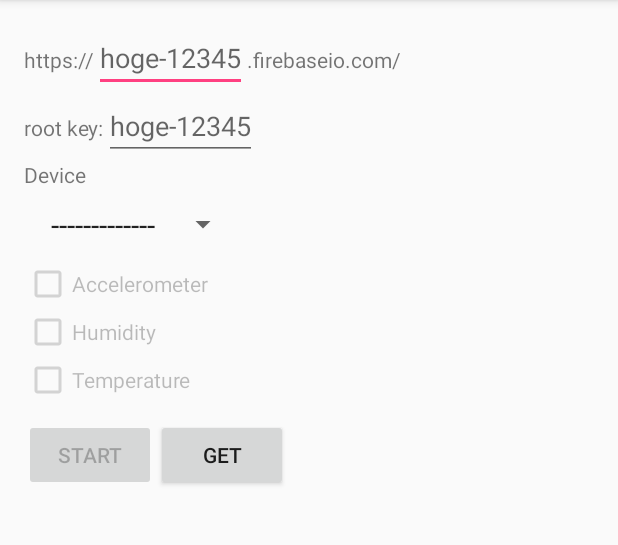
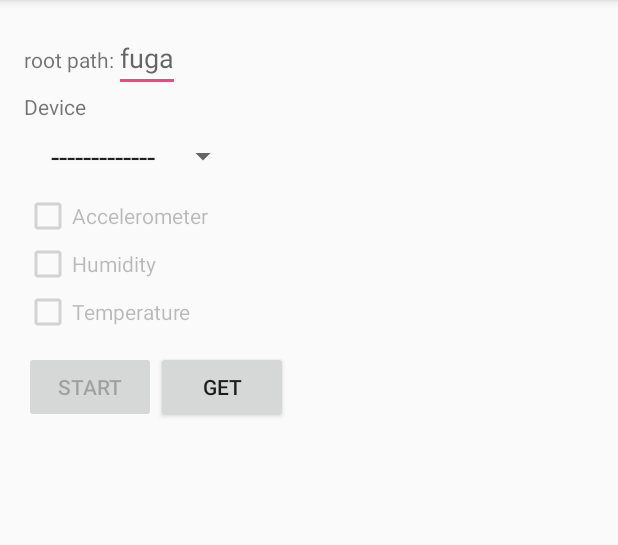
Before and after one commit to kojira/firebaseposter, an Android app: the screen it shows after launch (MainActivity), on a phone screen of 412 x 824 dp, the part 84-629 px from its top. Run offline under Robolectric (Android 15) with nearby library versions, the phone set to English and light mode, and no system bars; 2 statements that could not run were skipped.

```diff
--- a/FirebasePoster/app/src/main/java/net/kojira/firebaseposter/activity/MainActivity.java
+++ b/FirebasePoster/app/src/main/java/net/kojira/firebaseposter/activity/MainActivity.java
@@ -46,8 +46,7 @@ public class MainActivity extends AppCompatActivity {
             DeviceFeature.TEMPERATURE,
     };
     Button mButtonStart;
-    EditText mFirebaseUrl;
-    EditText mRootKey;
+    EditText mRootPath;
     List<LinkingDevice> mDeviceList;
     ArrayAdapter<String> mDeviceListAdapter;
     Spinner mDeviceListSpinner;
@@ -67,8 +66,8 @@ public class MainActivity extends AppCompatActivity {
         mButtonStart.setOnClickListener(new View.OnClickListener() {
             @Override
             public void onClick(View v) {
-                if ((mFirebaseUrl.getText().length() <= 0) || (mRootKey.getText().length() <= 0)) {
-                    Toast.makeText(MainActivity.this, R.string.alert_not_input_url, Toast.LENGTH_SHORT).show();
+                if (mRootPath.getText().length() <= 0) {
+                    Toast.makeText(MainActivity.this, R.string.alert_not_input_path, Toast.LENGTH_SHORT).show();
                     return;
                 }
                 if (!mService.getScanning()) {
@@ -191,17 +190,11 @@ public class MainActivity extends AppCompatActivity {
                 mButtonStart.setText(getString(R.string.start));
             }
         }
-        mFirebaseUrl = (EditText) findViewById(R.id.editUrl);
-        mRootKey = (EditText) findViewById(R.id.editRootKey);
-        String url = Prefs.getString(this, PreferenceKeys.PREF_KEY_FIREBASE_URL);
-        String key = Prefs.getString(this, PreferenceKeys.PREF_KEY_FIREBASE_ROOT_KEY);
-        L.i("url:" + url);
-        L.i("key:" + key);
-        if (url != null) {
-            mFirebaseUrl.setText(url);
-        }
-        if (key != null) {
-            mRootKey.setText(key);
+        mRootPath = (EditText) findViewById(R.id.editRootPath);
+        String path = Prefs.getString(this, PreferenceKeys.PREF_KEY_FIREBASE_ROOT_PATH);
+        L.i("path:" + path);
+        if (path != null) {
+            mRootPath.setText(path);
         }
 
 
@@ -209,8 +202,8 @@ public class MainActivity extends AppCompatActivity {
         button.setOnClickListener(new View.OnClickListener() {
             @Override
             public void onClick(View v) {
-                if ((mFirebaseUrl.getText().length() <= 0) || (mRootKey.getText().length() <= 0)) {
-                    Toast.makeText(MainActivity.this, R.string.alert_not_input_url, Toast.LENGTH_SHORT).show();
+                if (mRootPath.getText().length() <= 0) {
+                    Toast.makeText(MainActivity.this, R.string.alert_not_input_path, Toast.LENGTH_SHORT).show();
                     return;
                 }
                 mSensorDataList.clear();
@@ -227,10 +220,8 @@ public class MainActivity extends AppCompatActivity {
                             }
                         });
                     }
-                        }, buildFirebaseUrl(mFirebaseUrl.getText().toString())
-                        , mRootKey.getText().toString());
-                Prefs.putString(MainActivity.this, PreferenceKeys.PREF_KEY_FIREBASE_URL, mFirebaseUrl.getText().toString());
-                Prefs.putString(MainActivity.this, PreferenceKeys.PREF_KEY_FIREBASE_ROOT_KEY, mRootKey.getText().toString());
+                }, mRootPath.getText().toString());
+                Prefs.putString(MainActivity.this, PreferenceKeys.PREF_KEY_FIREBASE_ROOT_PATH, mRootPath.getText().toString());
             }
         });
     }
@@ -256,9 +247,8 @@ public class MainActivity extends AppCompatActivity {
                 //選択したFeatureで上書き
                 device.setFeature(feature);
             }
-            mService.startGetSensorData(buildFirebaseUrl(mFirebaseUrl.getText().toString()), mRootKey.getText().toString(), mDeviceList);
-            Prefs.putString(MainActivity.this, PreferenceKeys.PREF_KEY_FIREBASE_URL, mFirebaseUrl.getText().toString());
-            Prefs.putString(MainActivity.this, PreferenceKeys.PREF_KEY_FIREBASE_ROOT_KEY, mRootKey.getText().toString());
+            mService.startGetSensorData(mRootPath.getText().toString(), mDeviceList);
+            Prefs.putString(MainActivity.this, PreferenceKeys.PREF_KEY_FIREBASE_ROOT_PATH, mRootPath.getText().toString());
         }
     }
 
@@ -273,7 +263,4 @@ public class MainActivity extends AppCompatActivity {
         super.onStop();
     }
 
-    private String buildFirebaseUrl(String projectId) {
-        return "https://".concat(projectId).concat(".firebaseio.com/");
 }
-}
--- a/FirebasePoster/app/src/main/java/net/kojira/firebaseposter/constants/PreferenceKeys.java
+++ b/FirebasePoster/app/src/main/java/net/kojira/firebaseposter/constants/PreferenceKeys.java
@@ -2,6 +2,6 @@ package net.kojira.firebaseposter.constants;
 
 public class PreferenceKeys {
     public static final String PREF_KEY_FIREBASE_URL = "firebase_url";
-    public static final String PREF_KEY_FIREBASE_ROOT_KEY = "root_key";
+    public static final String PREF_KEY_FIREBASE_ROOT_PATH = "root_key";
 
 }
--- a/FirebasePoster/app/src/main/res/layout/activity_main.xml
+++ b/FirebasePoster/app/src/main/res/layout/activity_main.xml
@@ -18,38 +18,13 @@
         <TextView
             android:layout_width="wrap_content"
             android:layout_height="wrap_content"
-            android:text="https://" />
+            android:text="@string/label_root_path" />
 
         <EditText
-            android:id="@+id/editUrl"
+            android:id="@+id/editRootPath"
             android:layout_width="wrap_content"
             android:layout_height="wrap_content"
-            android:hint="@string/hint_url"
-            android:inputType="textUri"
-            android:lines="1" />
-
-        <TextView
-            android:layout_width="wrap_content"
-            android:layout_height="wrap_content"
-            android:text=".firebaseio.com/" />
-    </LinearLayout>
-
-
-    <LinearLayout
-        android:layout_width="wrap_content"
-        android:layout_height="wrap_content"
-        android:orientation="horizontal">
-
-        <TextView
-            android:layout_width="wrap_content"
-            android:layout_height="wrap_content"
-            android:text="@string/label_rootkey" />
-
-        <EditText
-            android:id="@+id/editRootKey"
-            android:layout_width="wrap_content"
-            android:layout_height="wrap_content"
-            android:hint="@string/hint_url"
+            android:hint="@string/hint_root_path"
             android:inputType="text"
             android:lines="1" />
     </LinearLayout>
--- a/FirebasePoster/app/src/main/res/values/strings.xml
+++ b/FirebasePoster/app/src/main/res/values/strings.xml
@@ -1,8 +1,7 @@
 <resources>
     <string name="app_name">FirebasePoster</string>
-    <string name="hint_url">hoge-12345</string>
-    <string name="label_rootkey">root key:</string>
-    <string name="hint_rootkey">fuga</string>
+    <string name="label_root_path">root path:</string>
+    <string name="hint_root_path">fuga</string>
     <string name="start">start</string>
     <string name="stop">stop</string>
     <string name="get">get</string>
@@ -11,5 +10,5 @@
     <string name="accelerometer">Accelerometer</string>
     <string name="humidity">Humidity</string>
     <string name="temperature">Temperature</string>
-    <string name="alert_not_input_url">Please input firebase URL and root key</string>
+    <string name="alert_not_input_path">Please input root path</string>
 </resources>
```
Also changed, not shown: FirebasePoster/app/build.gradle (+5 -4 lines), FirebasePoster/app/src/main/java/net/kojira/firebaseposter/service/PosterService.java (+25 -30 lines), 1 other file. Lines whose indentation alone changed are shown as unchanged.
